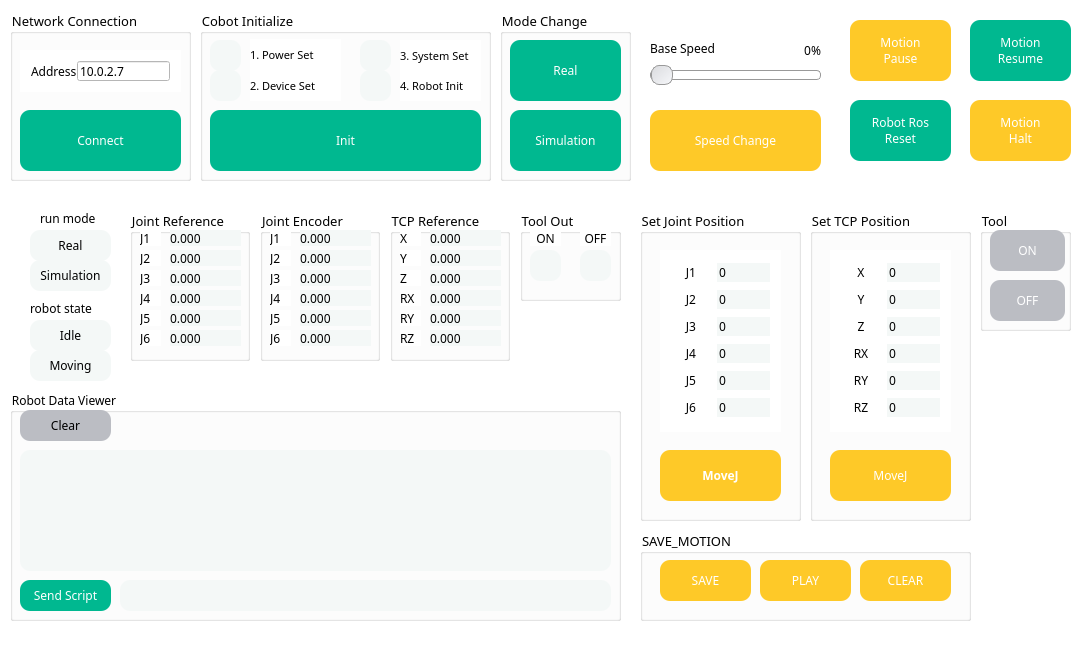
This is mainwindow.ui in NYONYANI/RB_Project as Qt 5 draws it before an edit. The edited form follows.
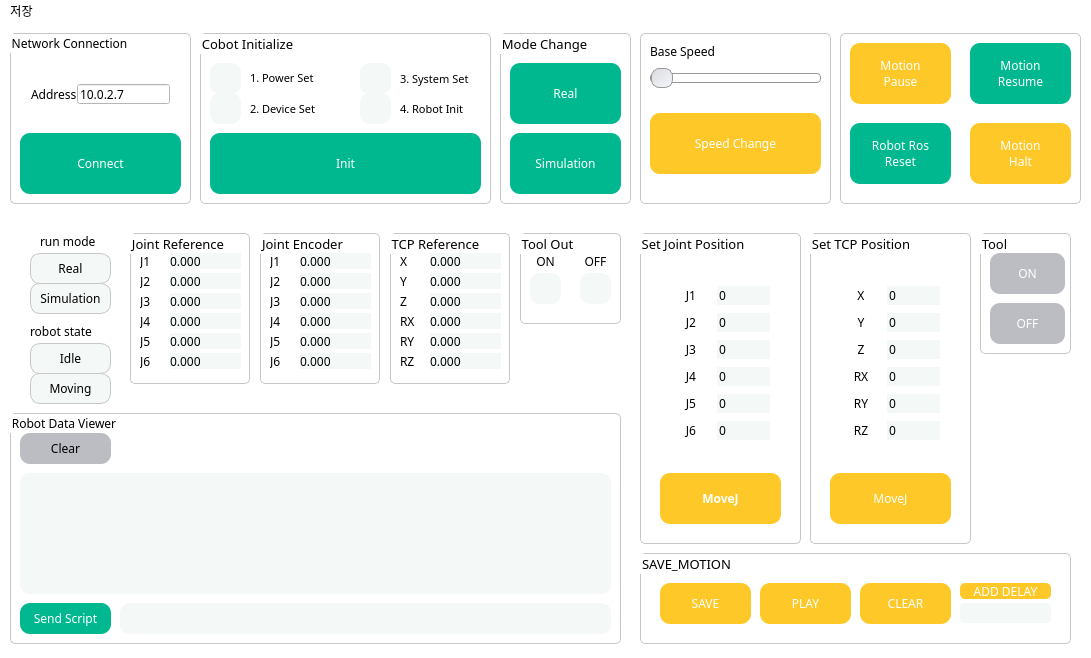
This is the edited form. Icons and pictures are not drawn.

```diff
--- a/mainwindow.ui
+++ b/mainwindow.ui
@@ -38,9 +38,15 @@
     <property name="font">
      <font>
       <family>나눔스퀘어 네오 Regular</family>
-      <pointsize>10</pointsize>
      </font>
     </property>
+    <property name="styleSheet">
+     <string notr="true">QGroupBox {
+  border: 1px solid #c6c6c6;
+  border-radius: 5px;
+  box-shadow: 3px 3px 5px rgba(0, 0, 0, 0.2);
+}</string>
+    </property>
     <property name="title">
      <string>Network Connection</string>
     </property>
@@ -140,6 +146,13 @@
       <pointsize>10</pointsize>
      </font>
     </property>
+    <property name="styleSheet">
+     <string notr="true">QGroupBox {
+  border: 1px solid #c6c6c6;
+  border-radius: 5px;
+  box-shadow: 3px 3px 5px rgba(0, 0, 0, 0.2);
+}</string>
+    </property>
     <property name="title">
      <string>Cobot Initialize</string>
     </property>
@@ -334,6 +347,13 @@
       <pointsize>10</pointsize>
      </font>
     </property>
+    <property name="styleSheet">
+     <string notr="true">QGroupBox {
+  border: 1px solid #c6c6c6;
+  border-radius: 5px;
+  box-shadow: 3px 3px 5px rgba(0, 0, 0, 0.2);
+}</string>
+    </property>
     <property name="title">
      <string>Mode Change</string>
     </property>
@@ -396,59 +416,6 @@
      </property>
     </widget>
    </widget>
-   <widget class="QSlider" name="HS_BASE_SPEED">
-    <property name="geometry">
-     <rect>
-      <x>650</x>
-      <y>60</y>
-      <width>171</width>
-      <height>31</height>
-     </rect>
-    </property>
-    <property name="styleSheet">
-     <string notr="true">QSlider::groove:horizontal {
-        border: 1px solid #999999;
-        height: 8px; /* thickness of the groove */
-        background: #FFFFFF;
-        border-radius: 4px; /* radius of the groove */
-    }
-
-QSlider::handle:horizontal {
-        background: qlineargradient(x1:0, y1:0, x2:1, y2:1, stop:0 #dadbde, stop:1 #f6f7fa);
-        border: 1px solid #999999;
-        width: 20px; /* width of the handle */
-        margin: -6px 0; /* handle is placed by default on the contents rect of the groove. Expand outside the groove */
-        border-radius: 8px; /* radius of the handle (circle shape) */
-    }</string>
-    </property>
-    <property name="minimum">
-     <number>0</number>
-    </property>
-    <property name="maximum">
-     <number>100</number>
-    </property>
-    <property name="orientation">
-     <enum>Qt::Horizontal</enum>
-    </property>
-   </widget>
-   <widget class="QLabel" name="label_8">
-    <property name="geometry">
-     <rect>
-      <x>650</x>
-      <y>40</y>
-      <width>91</width>
-      <height>16</height>
-     </rect>
-    </property>
-    <property name="font">
-     <font>
-      <family>나눔스퀘어 네오 Regular</family>
-     </font>
-    </property>
-    <property name="text">
-     <string>Base Speed</string>
-    </property>
-   </widget>
    <widget class="QLabel" name="LB_BASE_SPEED">
     <property name="geometry">
      <rect>
@@ -470,125 +437,6 @@
      <set>Qt::AlignRight|Qt::AlignTrailing|Qt::AlignVCenter</set>
     </property>
    </widget>
-   <widget class="QPushButton" name="BTN_MOTION_PAUSE">
-    <property name="geometry">
-     <rect>
-      <x>850</x>
-      <y>20</y>
-      <width>101</width>
-      <height>61</height>
-     </rect>
-    </property>
-    <property name="font">
-     <font>
-      <family>나눔스퀘어 네오 Heavy</family>
-     </font>
-    </property>
-    <property name="styleSheet">
-     <string notr="true">color: rgb(255, 255, 255);
-background-color: rgb(254, 201, 40);
-border-radius: 10px;</string>
-    </property>
-    <property name="text">
-     <string>Motion
-Pause</string>
-    </property>
-   </widget>
-   <widget class="QPushButton" name="BTN_MOTION_HALT">
-    <property name="geometry">
-     <rect>
-      <x>970</x>
-      <y>100</y>
-      <width>101</width>
-      <height>61</height>
-     </rect>
-    </property>
-    <property name="font">
-     <font>
-      <family>나눔스퀘어 네오 Heavy</family>
-     </font>
-    </property>
-    <property name="styleSheet">
-     <string notr="true">color: rgb(255, 255, 255);
-background-color: rgb(254, 201, 40);
-border-radius: 10px;</string>
-    </property>
-    <property name="text">
-     <string>Motion
-Halt</string>
-    </property>
-   </widget>
-   <widget class="QPushButton" name="BTN_MOTION_RESUME">
-    <property name="geometry">
-     <rect>
-      <x>970</x>
-      <y>20</y>
-      <width>101</width>
-      <height>61</height>
-     </rect>
-    </property>
-    <property name="font">
-     <font>
-      <family>나눔스퀘어 네오 Heavy</family>
-     </font>
-    </property>
-    <property name="styleSheet">
-     <string notr="true">background-color: rgb(0, 184, 144);
-color: rgb(255, 255, 255);
-border-radius: 10px;</string>
-    </property>
-    <property name="text">
-     <string>Motion
-Resume</string>
-    </property>
-   </widget>
-   <widget class="QPushButton" name="BTN_ROBOT_POS_RES">
-    <property name="geometry">
-     <rect>
-      <x>850</x>
-      <y>100</y>
-      <width>101</width>
-      <height>61</height>
-     </rect>
-    </property>
-    <property name="font">
-     <font>
-      <family>나눔스퀘어 네오 Heavy</family>
-     </font>
-    </property>
-    <property name="styleSheet">
-     <string notr="true">background-color: rgb(0, 184, 144);
-color: rgb(255, 255, 255);
-border-radius: 10px;</string>
-    </property>
-    <property name="text">
-     <string>Robot Ros
-Reset</string>
-    </property>
-   </widget>
-   <widget class="QPushButton" name="BTN_SPEED_CHANGE">
-    <property name="geometry">
-     <rect>
-      <x>650</x>
-      <y>110</y>
-      <width>171</width>
-      <height>61</height>
-     </rect>
-    </property>
-    <property name="font">
-     <font>
-      <family>나눔스퀘어 네오 Heavy</family>
-     </font>
-    </property>
-    <property name="styleSheet">
-     <string notr="true">color: rgb(255, 255, 255);
-background-color: rgb(254, 201, 40);
-border-radius: 10px;</string>
-    </property>
-    <property name="text">
-     <string>Speed Change</string>
-    </property>
-   </widget>
    <widget class="QGroupBox" name="groupBox_3">
     <property name="geometry">
      <rect>
@@ -604,6 +452,13 @@
       <pointsize>10</pointsize>
      </font>
     </property>
+    <property name="styleSheet">
+     <string notr="true">QGroupBox {
+  border: 1px solid #c6c6c6;
+  border-radius: 5px;
+  box-shadow: 3px 3px 5px rgba(0, 0, 0, 0.2);
+}</string>
+    </property>
     <property name="title">
      <string>Set Joint Position</string>
     </property>
@@ -886,7 +741,9 @@
     </property>
     <property name="styleSheet">
      <string notr="true">border-radius: 10px;
-background-color: rgb(244, 248, 247);</string>
+background-color: rgb(244, 248, 247);
+border: 1px solid #c6c6c6;
+</string>
     </property>
     <property name="text">
      <string>Real</string>
@@ -911,7 +768,9 @@
     </property>
     <property name="styleSheet">
      <string notr="true">border-radius: 10px;
-background-color: rgb(244, 248, 247);</string>
+background-color: rgb(244, 248, 247);
+border: 1px solid #c6c6c6;
+</string>
     </property>
     <property name="text">
      <string>Simulation</string>
@@ -936,7 +795,9 @@
     </property>
     <property name="styleSheet">
      <string notr="true">border-radius: 10px;
-background-color: rgb(244, 248, 247);</string>
+background-color: rgb(244, 248, 247);
+border: 1px solid #c6c6c6;
+</string>
     </property>
     <property name="text">
      <string>Idle</string>
@@ -961,7 +822,9 @@
     </property>
     <property name="styleSheet">
      <string notr="true">border-radius: 10px;
-background-color: rgb(244, 248, 247);</string>
+background-color: rgb(244, 248, 247);
+border: 1px solid #c6c6c6;
+</string>
     </property>
     <property name="text">
      <string>Moving</string>
@@ -985,6 +848,13 @@
       <pointsize>10</pointsize>
      </font>
     </property>
+    <property name="styleSheet">
+     <string notr="true">QGroupBox {
+  border: 1px solid #c6c6c6;
+  border-radius: 5px;
+  box-shadow: 3px 3px 5px rgba(0, 0, 0, 0.2);
+}</string>
+    </property>
     <property name="title">
      <string>Joint Reference</string>
     </property>
@@ -1262,6 +1132,13 @@
       <pointsize>10</pointsize>
      </font>
     </property>
+    <property name="styleSheet">
+     <string notr="true">QGroupBox {
+  border: 1px solid #c6c6c6;
+  border-radius: 5px;
+  box-shadow: 3px 3px 5px rgba(0, 0, 0, 0.2);
+}</string>
+    </property>
     <property name="title">
      <string>Joint Encoder</string>
     </property>
@@ -1539,6 +1416,13 @@
       <pointsize>10</pointsize>
      </font>
     </property>
+    <property name="styleSheet">
+     <string notr="true">QGroupBox {
+  border: 1px solid #c6c6c6;
+  border-radius: 5px;
+  box-shadow: 3px 3px 5px rgba(0, 0, 0, 0.2);
+}</string>
+    </property>
     <property name="title">
      <string>TCP Reference</string>
     </property>
@@ -1816,6 +1700,13 @@
       <pointsize>10</pointsize>
      </font>
     </property>
+    <property name="styleSheet">
+     <string notr="true">QGroupBox {
+  border: 1px solid #c6c6c6;
+  border-radius: 5px;
+  box-shadow: 3px 3px 5px rgba(0, 0, 0, 0.2);
+}</string>
+    </property>
     <property name="title">
      <string>Tool Out</string>
     </property>
@@ -1915,6 +1806,13 @@
       <pointsize>10</pointsize>
      </font>
     </property>
+    <property name="styleSheet">
+     <string notr="true">QGroupBox {
+  border: 1px solid #c6c6c6;
+  border-radius: 5px;
+  box-shadow: 3px 3px 5px rgba(0, 0, 0, 0.2);
+}</string>
+    </property>
     <property name="title">
      <string>Set TCP Position</string>
     </property>
@@ -2190,6 +2088,13 @@
       <family>나눔스퀘어 네오 Regular</family>
      </font>
     </property>
+    <property name="styleSheet">
+     <string notr="true">QGroupBox {
+  border: 1px solid #c6c6c6;
+  border-radius: 5px;
+  box-shadow: 3px 3px 5px rgba(0, 0, 0, 0.2);
+}</string>
+    </property>
     <property name="title">
      <string>Robot Data Viewer</string>
     </property>
@@ -2332,6 +2237,13 @@
       <pointsize>10</pointsize>
      </font>
     </property>
+    <property name="styleSheet">
+     <string notr="true">QGroupBox {
+  border: 1px solid #c6c6c6;
+  border-radius: 5px;
+  box-shadow: 3px 3px 5px rgba(0, 0, 0, 0.2);
+}</string>
+    </property>
     <property name="title">
      <string>Tool</string>
     </property>
@@ -2387,7 +2299,7 @@
      <rect>
       <x>640</x>
       <y>530</y>
-      <width>331</width>
+      <width>431</width>
       <height>91</height>
      </rect>
     </property>
@@ -2397,6 +2309,13 @@
       <pointsize>10</pointsize>
      </font>
     </property>
+    <property name="styleSheet">
+     <string notr="true">QGroupBox {
+  border: 1px solid #c6c6c6;
+  border-radius: 5px;
+  box-shadow: 3px 3px 5px rgba(0, 0, 0, 0.2);
+}</string>
+    </property>
     <property name="title">
      <string>SAVE_MOTION</string>
     </property>
@@ -2469,8 +2388,338 @@
       <string>CLEAR</string>
      </property>
     </widget>
+    <widget class="QLineEdit" name="LE_DELAY">
+     <property name="geometry">
+      <rect>
+       <x>320</x>
+       <y>50</y>
+       <width>91</width>
+       <height>20</height>
+      </rect>
+     </property>
+     <property name="styleSheet">
+      <string notr="true">border-radius: 5px;
+background-color:rgb(244, 248, 247);</string>
+     </property>
+    </widget>
+    <widget class="QPushButton" name="BTN_MOTION_DELAY">
+     <property name="geometry">
+      <rect>
+       <x>320</x>
+       <y>30</y>
+       <width>91</width>
+       <height>16</height>
+      </rect>
+     </property>
+     <property name="font">
+      <font>
+       <family>나눔스퀘어 네오 Heavy</family>
+      </font>
+     </property>
+     <property name="styleSheet">
+      <string notr="true">border-radius: 5px;
+color: rgb(255, 255, 255);
+background-color: rgb(254, 201, 40);
+</string>
+     </property>
+     <property name="text">
+      <string>ADD DELAY</string>
+     </property>
+    </widget>
    </widget>
+   <widget class="QGroupBox" name="groupBox_11">
+    <property name="geometry">
+     <rect>
+      <x>640</x>
+      <y>10</y>
+      <width>191</width>
+      <height>171</height>
+     </rect>
+    </property>
+    <property name="styleSheet">
+     <string notr="true">QGroupBox {
+  border: 1px solid #c6c6c6;
+  border-radius: 5px;
+  box-shadow: 3px 3px 5px rgba(0, 0, 0, 0.2);
+}</string>
+    </property>
+    <property name="title">
+     <string/>
+    </property>
+    <widget class="QPushButton" name="BTN_SPEED_CHANGE">
+     <property name="geometry">
+      <rect>
+       <x>10</x>
+       <y>80</y>
+       <width>171</width>
+       <height>61</height>
+      </rect>
+     </property>
+     <property name="font">
+      <font>
+       <family>나눔스퀘어 네오 Heavy</family>
+      </font>
+     </property>
+     <property name="styleSheet">
+      <string notr="true">color: rgb(255, 255, 255);
+background-color: rgb(254, 201, 40);
+border-radius: 10px;</string>
+     </property>
+     <property name="text">
+      <string>Speed Change</string>
+     </property>
+    </widget>
+    <widget class="QSlider" name="HS_BASE_SPEED">
+     <property name="geometry">
+      <rect>
+       <x>10</x>
+       <y>30</y>
+       <width>171</width>
+       <height>31</height>
+      </rect>
+     </property>
+     <property name="styleSheet">
+      <string notr="true">QSlider::groove:horizontal {
+        border: 1px solid #999999;
+        height: 8px; /* thickness of the groove */
+        background: #FFFFFF;
+        border-radius: 4px; /* radius of the groove */
+    }
+
+QSlider::handle:horizontal {
+        background: qlineargradient(x1:0, y1:0, x2:1, y2:1, stop:0 #dadbde, stop:1 #f6f7fa);
+        border: 1px solid #999999;
+        width: 20px; /* width of the handle */
+        margin: -6px 0; /* handle is placed by default on the contents rect of the groove. Expand outside the groove */
+        border-radius: 8px; /* radius of the handle (circle shape) */
+    }</string>
+     </property>
+     <property name="minimum">
+      <number>0</number>
+     </property>
+     <property name="maximum">
+      <number>100</number>
+     </property>
+     <property name="orientation">
+      <enum>Qt::Horizontal</enum>
+     </property>
+    </widget>
+    <widget class="QLabel" name="label_8">
+     <property name="geometry">
+      <rect>
+       <x>10</x>
+       <y>10</y>
+       <width>91</width>
+       <height>16</height>
+      </rect>
+     </property>
+     <property name="font">
+      <font>
+       <family>나눔스퀘어 네오 Regular</family>
+      </font>
+     </property>
+     <property name="text">
+      <string>Base Speed</string>
+     </property>
+    </widget>
+   </widget>
+   <widget class="QGroupBox" name="groupBox_12">
+    <property name="geometry">
+     <rect>
+      <x>840</x>
+      <y>10</y>
+      <width>241</width>
+      <height>171</height>
+     </rect>
+    </property>
+    <property name="styleSheet">
+     <string notr="true">QGroupBox {
+  border: 1px solid #c6c6c6;
+  border-radius: 5px;
+  box-shadow: 3px 3px 5px rgba(0, 0, 0, 0.2);
+}</string>
+    </property>
+    <property name="title">
+     <string/>
+    </property>
+    <widget class="QPushButton" name="BTN_MOTION_HALT">
+     <property name="geometry">
+      <rect>
+       <x>130</x>
+       <y>90</y>
+       <width>101</width>
+       <height>61</height>
+      </rect>
+     </property>
+     <property name="font">
+      <font>
+       <family>나눔스퀘어 네오 Heavy</family>
+      </font>
+     </property>
+     <property name="styleSheet">
+      <string notr="true">color: rgb(255, 255, 255);
+background-color: rgb(254, 201, 40);
+border-radius: 10px;</string>
+     </property>
+     <property name="text">
+      <string>Motion
+Halt</string>
+     </property>
+    </widget>
+    <widget class="QPushButton" name="BTN_ROBOT_POS_RES">
+     <property name="geometry">
+      <rect>
+       <x>10</x>
+       <y>90</y>
+       <width>101</width>
+       <height>61</height>
+      </rect>
+     </property>
+     <property name="font">
+      <font>
+       <family>나눔스퀘어 네오 Heavy</family>
+      </font>
+     </property>
+     <property name="styleSheet">
+      <string notr="true">background-color: rgb(0, 184, 144);
+color: rgb(255, 255, 255);
+border-radius: 10px;</string>
+     </property>
+     <property name="text">
+      <string>Robot Ros
+Reset</string>
+     </property>
+    </widget>
+    <widget class="QPushButton" name="BTN_MOTION_PAUSE">
+     <property name="geometry">
+      <rect>
+       <x>10</x>
+       <y>10</y>
+       <width>101</width>
+       <height>61</height>
+      </rect>
+     </property>
+     <property name="font">
+      <font>
+       <family>나눔스퀘어 네오 Heavy</family>
+      </font>
+     </property>
+     <property name="styleSheet">
+      <string notr="true">color: rgb(255, 255, 255);
+background-color: rgb(254, 201, 40);
+border-radius: 10px;</string>
+     </property>
+     <property name="text">
+      <string>Motion
+Pause</string>
+     </property>
+    </widget>
+    <widget class="QPushButton" name="BTN_MOTION_RESUME">
+     <property name="geometry">
+      <rect>
+       <x>130</x>
+       <y>10</y>
+       <width>101</width>
+       <height>61</height>
+      </rect>
+     </property>
+     <property name="font">
+      <font>
+       <family>나눔스퀘어 네오 Heavy</family>
+      </font>
+     </property>
+     <property name="styleSheet">
+      <string notr="true">background-color: rgb(0, 184, 144);
+color: rgb(255, 255, 255);
+border-radius: 10px;</string>
+     </property>
+     <property name="text">
+      <string>Motion
+Resume</string>
+     </property>
+    </widget>
+   </widget>
   </widget>
+  <widget class="QMenuBar" name="menuBar">
+   <property name="geometry">
+    <rect>
+     <x>0</x>
+     <y>0</y>
+     <width>1091</width>
+     <height>19</height>
+    </rect>
+   </property>
+   <property name="font">
+    <font>
+     <family>나눔스퀘어 네오 Bold</family>
+    </font>
+   </property>
+   <property name="styleSheet">
+    <string notr="true">QMenu::item {
+        color: black;
+    }
+    QMenu::item:selected {
+        color: black;
+        background-color: rgb(232, 238, 247);
+    }
+    QMenu::item:disabled {
+        color: gray;
+    }
+    QMenu::item:checked {
+        color: blue;
+    }</string>
+   </property>
+   <widget class="QMenu" name="SAVEFILE">
+    <property name="font">
+     <font>
+      <family>나눔스퀘어 네오 Regular</family>
+     </font>
+    </property>
+    <property name="title">
+     <string>저장</string>
+    </property>
+    <addaction name="actionSAVE"/>
+   </widget>
+   <addaction name="SAVEFILE"/>
+  </widget>
+  <action name="SAVE_FILE">
+   <property name="checkable">
+    <bool>false</bool>
+   </property>
+   <property name="icon">
+    <iconset resource="res.qrc">
+     <normaloff>:/icon/transparent_image.png</normaloff>
+     <normalon>:/icon/transparent_image.png</normalon>
+     <disabledoff>:/icon/transparent_image.png</disabledoff>
+     <disabledon>:/icon/transparent_image.png</disabledon>
+     <activeoff>:/icon/transparent_image.png</activeoff>
+     <activeon>:/icon/transparent_image.png</activeon>
+     <selectedoff>:/icon/transparent_image.png</selectedoff>
+     <selectedon>:/icon/transparent_image.png</selectedon>:/icon/transparent_image.png</iconset>
+   </property>
+   <property name="text">
+    <string>저장</string>
+   </property>
+   <property name="shortcutContext">
+    <enum>Qt::WindowShortcut</enum>
+   </property>
+   <property name="autoRepeat">
+    <bool>true</bool>
+   </property>
+   <property name="visible">
+    <bool>true</bool>
+   </property>
+  </action>
+  <action name="actionasfsds">
+   <property name="text">
+    <string>asfsds</string>
+   </property>
+  </action>
+  <action name="actionSAVE">
+   <property name="text">
+    <string>SAVE</string>
+   </property>
+  </action>
  </widget>
  <layoutdefault spacing="6" margin="11"/>
  <resources/>
```
Left out of the diff: 162 changed lines with no effect on the pictures.
